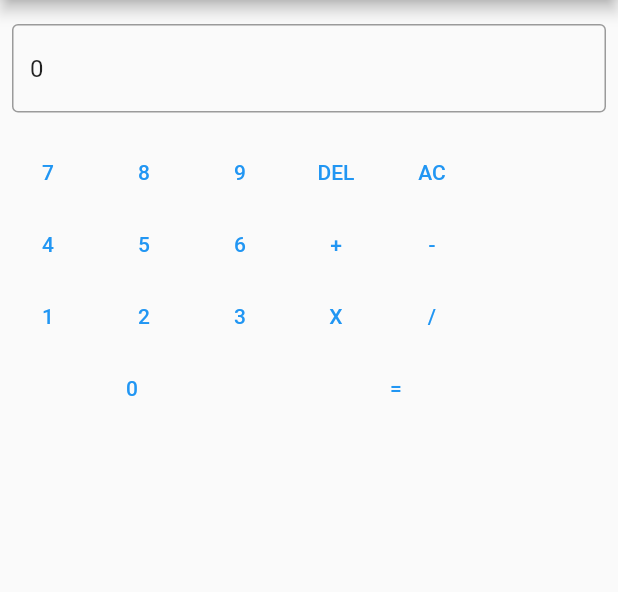
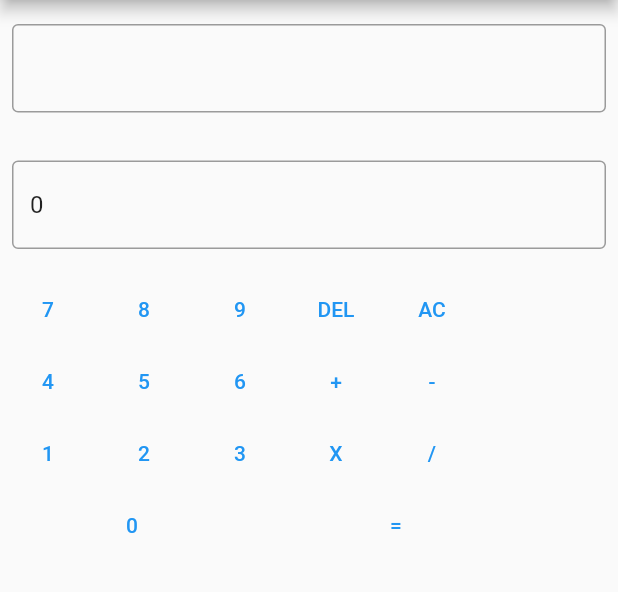
Before and after one commit to ProgRub/FlutterCalculator, a Flutter app: the screen it shows after launch, on a phone screen of 412 x 824 dp, the part 84-676 px from its top. Run offline on Flutter 3.47's test engine with Material 2 defaults, Android fonts, the phone set to English and light mode, and no system bars.

```diff
--- /dev/null
+++ b/flutter_calculator/lib/calculator.dart
@@ -0,0 +1,116 @@
+import 'package:flutter/material.dart';
+import 'operations.dart';
+
+class Calculator extends StatefulWidget {
+  @override
+  State<StatefulWidget> createState() => new _CalculatorState();
+}
+
+class _CalculatorState extends State<Calculator> {
+  late TextEditingController displayNumbersController,
+      displayOperationController;
+  @override
+  void initState() {
+    displayNumbersController = TextEditingController();
+    displayNumbersController.text = "0";
+    displayOperationController = TextEditingController();
+    displayOperationController.text = "";
+  }
+
+  @override
+  Widget build(BuildContext context) {
+    return Scaffold(
+        appBar: AppBar(
+          title: const Text('Flutter Calculator'),
+        ),
+        body: Column(children: [
+          Padding(
+            padding: const EdgeInsets.symmetric(horizontal: 8, vertical: 16),
+            child: TextField(
+                controller: displayOperationController,
+                decoration: const InputDecoration(border: OutlineInputBorder()),
+                readOnly: true),
+          ),
+          Padding(
+            padding: const EdgeInsets.symmetric(horizontal: 8, vertical: 16),
+            child: TextField(
+                controller: displayNumbersController,
+                decoration: const InputDecoration(border: OutlineInputBorder()),
+                readOnly: true),
+          ),
+          Row(children: [
+            TextButton(
+                onPressed: () => {registerNumber(7)}, child: const Text('7')),
+            TextButton(
+                onPressed: () => {registerNumber(8)}, child: const Text('8')),
+            TextButton(
+                onPressed: () => {registerNumber(9)}, child: const Text('9')),
+            TextButton(
+                onPressed: () => {clearNumber()}, child: const Text("DEL")),
+            TextButton(
+                onPressed: () => {clearNumber()}, child: const Text("AC")),
+          ]),
+          Row(children: [
+            TextButton(
+                onPressed: () => {registerNumber(4)}, child: const Text('4')),
+            TextButton(
+                onPressed: () => {registerNumber(5)}, child: const Text('5')),
+            TextButton(
+                onPressed: () => {registerNumber(6)}, child: const Text('6')),
+            TextButton(
+                onPressed: () => {addOperator(Operations.addition)},
+                child: const Text('+')),
+            TextButton(
+                onPressed: () => {addOperator(Operations.subtraction)},
+                child: const Text('-'))
+          ]),
+          Row(children: [
+            TextButton(
+                onPressed: () => {registerNumber(1)}, child: const Text('1')),
+            TextButton(
+                onPressed: () => {registerNumber(2)}, child: const Text('2')),
+            TextButton(
+                onPressed: () => {registerNumber(3)}, child: const Text('3')),
+            TextButton(
+                onPressed: () => {addOperator(Operations.multiplication)},
+                child: const Text('X')),
+            TextButton(
+                onPressed: () => {addOperator(Operations.division)},
+                child: const Text('/'))
+          ]),
+          Row(children: [
+            Padding(
+                padding: const EdgeInsets.only(left: 56.0),
+                child: TextButton(
+                    onPressed: () => {registerNumber(0)},
+                    child: const Text('0'))),
+            Padding(
+                padding: const EdgeInsets.only(left: 112.0),
+                child: TextButton(
+                    onPressed: () => {clearNumber()}, child: const Text('=')))
+          ])
+        ]));
+  }
+
+  void registerNumber(int number) {
+    var text = displayNumbersController.text.split(" ").join("");
+    var displayNumber = int.parse(text) * 10 + number;
+    displayNumbersController.text = beautifyNumber(displayNumber);
+  }
+
+  void clearNumber() {
+    displayNumbersController.text = "0";
+  }
+
+  String beautifyNumber(int number) {
+    var numberTextCharArray = number.toString().characters.toList();
+    var index = 3;
+    while (index < numberTextCharArray.length) {
+      numberTextCharArray.insert(index, ' ');
+      index += 4;
+    }
+    return numberTextCharArray.join("");
+  }
+
+  void addOperator(Operations operation) {}
+}
--- a/flutter_calculator/lib/main.dart
+++ b/flutter_calculator/lib/main.dart
@@ -4,104 +4,8 @@
 
 import 'package:flutter/material.dart';
 
+import 'calculator.dart';
+
 void main() {
   runApp(new MaterialApp(home: new Calculator()));
 }
-
-class Calculator extends StatefulWidget {
-  @override
-  State<StatefulWidget> createState() => new _CalculatorState();
-
-  // @override
-  // Widget build(BuildContext context) {
-  //   return MaterialApp(
-  //     title: 'Calculator',
-  //     home:
-  //       // body: GridView.count(
-  //       //     crossAxisCount: 3,
-  //       //     children: List.generate(10, (index) {
-  //       //       return TextButton(
-  //       //           onPressed: () =>
-  //       //               {registerNumber(index==9?0:(3 - index ~/ 3) * 3 - 2 + index % 3)},
-  //       //           child: Text(
-  //       //               (index==9?0:(3 - index ~/ 3) * 3 - 2 + index % 3).toString()));
-  //       //     }))
-
-  //       // new Center(
-  //       //   child: TextButton(onPressed: () => {registerNumber(1)}, child: Text('1')),
-  //       // ),
-  //     ),
-  //   );
-  // }
-
-}
-
-class _CalculatorState extends State<Calculator> {
-  late TextEditingController displayController;
-  @override
-  void initState() {displayController=TextEditingController();
-  displayController.text="0";}
-
-  @override
-  Widget build(BuildContext context) {
-    return Scaffold(
-        appBar: AppBar(
-          title: const Text('Flutter Calculator'),
-        ),
-        body: Column(children: [
-          Padding(
-            padding: EdgeInsets.symmetric(horizontal: 8, vertical: 16),
-            child: TextField(controller: displayController,
-                decoration: InputDecoration(border: OutlineInputBorder()),
-                readOnly: true),
-          ),
-          Row(children: [
-            TextButton(onPressed: () => {registerNumber(7)}, child: Text('7')),
-            TextButton(onPressed: () => {registerNumber(8)}, child: Text('8')),
-            TextButton(onPressed: () => {registerNumber(9)}, child: Text('9')),
-            TextButton(
-                onPressed: () => {clearNumber()}, child: Text("DEL")),
-            TextButton(
-                onPressed: () => {clearNumber()}, child: Text("AC")),
-          ]),
-          Row(children: [
-            TextButton(onPressed: () => {registerNumber(4)}, child: Text('4')),
-            TextButton(onPressed: () => {registerNumber(5)}, child: Text('5')),
-            TextButton(onPressed: () => {registerNumber(6)}, child: Text('6')),
-            TextButton(onPressed: () => {clearNumber()}, child: Text('+')),
-            TextButton(onPressed: () => {clearNumber()}, child: Text('-'))
-          ]),
-          Row(children: [
-            TextButton(onPressed: () => {registerNumber(1)}, child: Text('1')),
-            TextButton(onPressed: () => {registerNumber(2)}, child: Text('2')),
-            TextButton(onPressed: () => {registerNumber(3)}, child: Text('3')),
-            TextButton(onPressed: () => {clearNumber()}, child: Text('X')),
-            TextButton(onPressed: () => {clearNumber()}, child: Text('/'))
-          ]),
-          Row(children: [
-            Padding(padding:EdgeInsets.only(left: 56.0) ,child: TextButton(onPressed: () => {registerNumber(0)}, child: Text('0'))),
-            Padding(padding:EdgeInsets.only(left: 112.0) ,child: TextButton(onPressed: () => {clearNumber()}, child: Text('=')))
-          ])
-        ]));
-  }
-
-  void registerNumber(int number) {
-    var text=displayController.text.split(" ").join("");
-    var displayNumber=int.parse(text)*10+number;
-    displayController.text=beautifyNumber(displayNumber);
-  }
-
-  void clearNumber(){
-    displayController.text="0";
-  }
-
-  String beautifyNumber(int number){
-    var numberTextCharArray=number.toString().characters.toList();
-    var index=3;
-    while (index<numberTextCharArray.length){
-      numberTextCharArray.insert(index, ' ');
-      index+=4;
-    }
-    return numberTextCharArray.join("");
-  }
-}
--- /dev/null
+++ b/flutter_calculator/lib/operations.dart
@@ -0,0 +1,4 @@
+
+import 'package:flutter/material.dart';
+
+enum Operations {addition, subtraction, multiplication, division}
```
